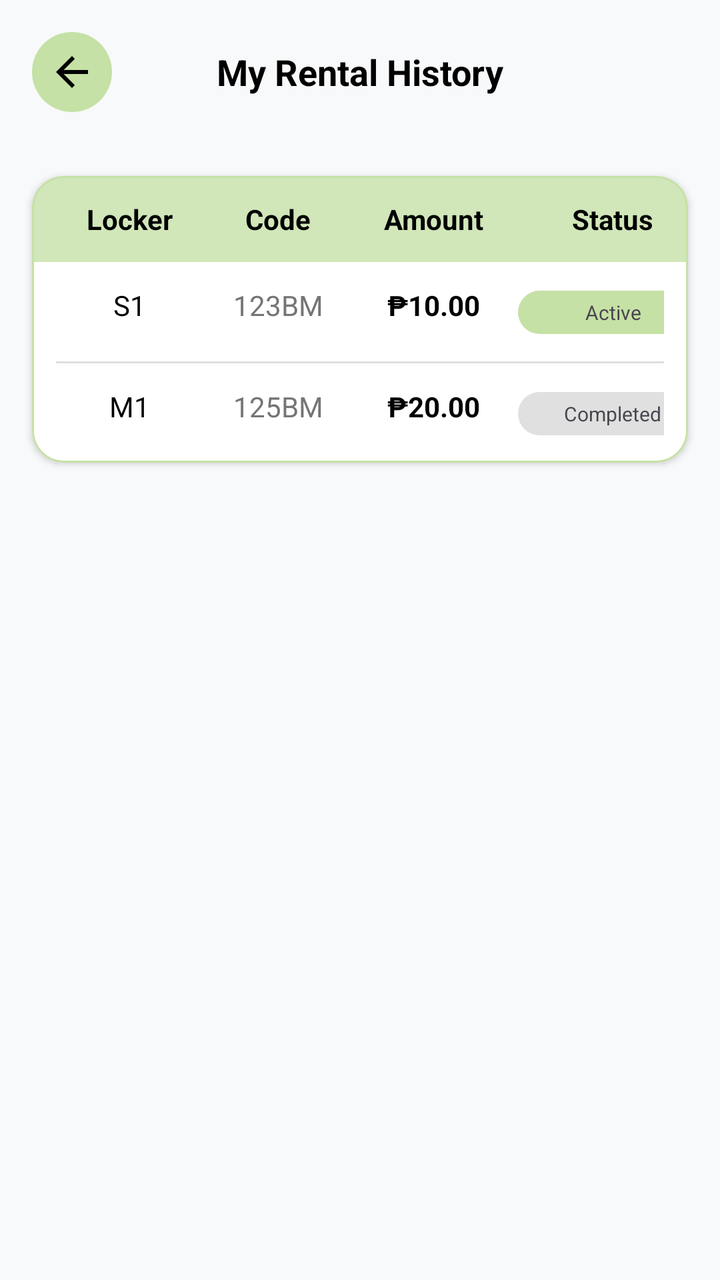
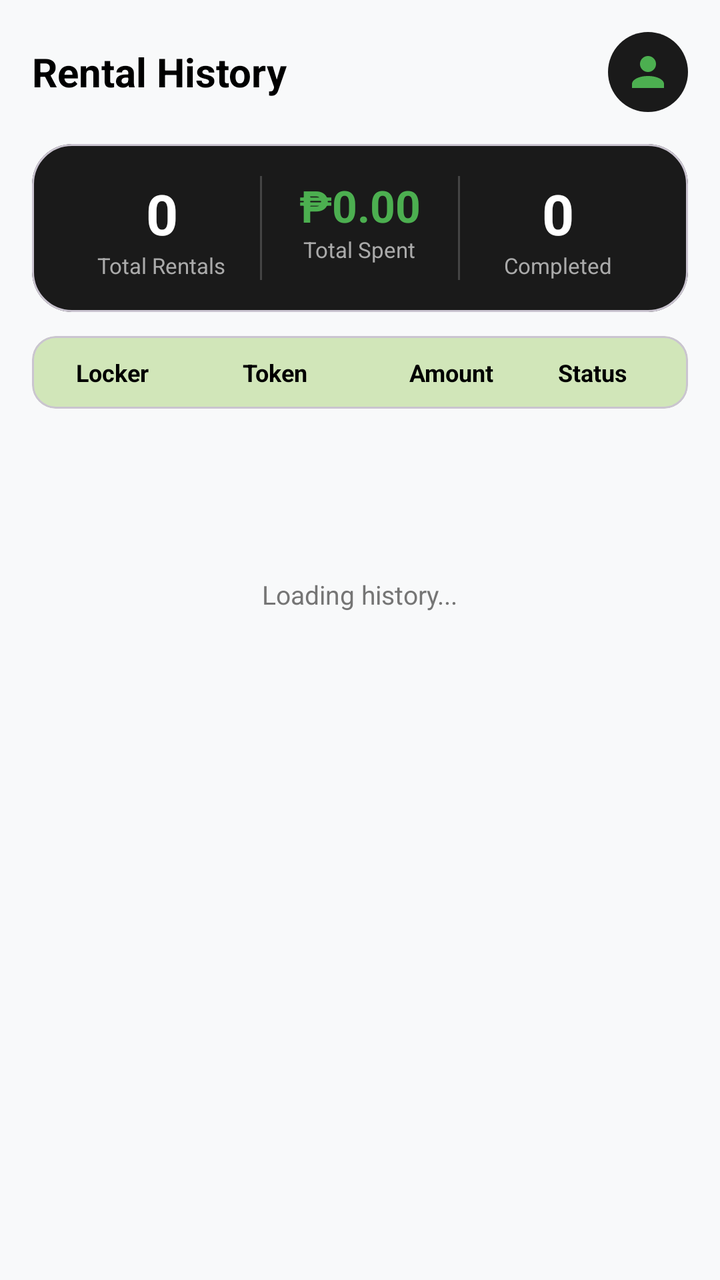

The first picture is an Android layout as it rendered before a commit; the second is the same layout after the commit. The layout source and the unified diff follow.
<!-- AndroidManifest.xml: application theme Theme.CostumerCoinCubby -->
<!-- res/layout/fragment_history.xml -->
<?xml version="1.0" encoding="utf-8"?>
<LinearLayout xmlns:android="http://schemas.android.com/apk/res/android"
    xmlns:app="http://schemas.android.com/apk/res-auto"
    android:layout_width="match_parent"
    android:layout_height="match_parent"
    android:background="#F8F9FA"
    android:orientation="vertical">

    <RelativeLayout
        android:layout_width="match_parent"
        android:layout_height="wrap_content"
        android:padding="16dp">

        <ImageView
            android:id="@+id/btn_back"
            android:layout_width="40dp"
            android:layout_height="40dp"
            android:background="@drawable/nav_item_selected_bg"
            android:padding="8dp"
            android:src="@drawable/ic_arrow_back" />

        <TextView
            android:layout_width="wrap_content"
            android:layout_height="wrap_content"
            android:layout_centerInParent="true"
            android:text="My Rental History"
            android:textColor="@color/black"
            android:textSize="18sp"
            android:textStyle="bold" />
    </RelativeLayout>

    <com.google.android.material.card.MaterialCardView
        android:layout_width="match_parent"
        android:layout_height="wrap_content"
        android:layout_margin="16dp"
        app:cardBackgroundColor="@color/white"
        app:cardCornerRadius="16dp"
        app:cardElevation="2dp"
        app:strokeColor="#C5E1A5"
        app:strokeWidth="1dp">

        <TableLayout
            android:layout_width="match_parent"
            android:layout_height="wrap_content"
            android:stretchColumns="*">

            <TableRow
                android:background="#D1E6B9"
                android:padding="12dp">
                <TextView android:text="Locker" android:textStyle="bold" android:textColor="@color/black" android:gravity="center"/>
                <TextView android:text="Code" android:textStyle="bold" android:textColor="@color/black" android:gravity="center"/>
                <TextView android:text="Amount" android:textStyle="bold" android:textColor="@color/black" android:gravity="center"/>
                <TextView android:text="Status" android:textStyle="bold" android:textColor="@color/black" android:gravity="center"/>
            </TableRow>

            <TableRow android:padding="12dp">
                <TextView android:text="S1" android:textColor="@color/black" android:gravity="center"/>
                <TextView android:text="123BM" android:textColor="@color/gray_text" android:gravity="center"/>
                <TextView android:text="₱10.00" android:textStyle="bold" android:textColor="@color/black" android:gravity="center"/>
                <TextView android:text="Active" android:background="@drawable/status_active_bg" android:paddingHorizontal="8dp" android:paddingVertical="4dp" android:textSize="10sp" android:gravity="center" android:layout_margin="2dp"/>
            </TableRow>

            <View android:layout_height="1dp" android:background="#E0E0E0" android:layout_marginHorizontal="12dp"/>

            <TableRow android:padding="12dp">
                <TextView android:text="M1" android:textColor="@color/black" android:gravity="center"/>
                <TextView android:text="125BM" android:textColor="@color/gray_text" android:gravity="center"/>
                <TextView android:text="₱20.00" android:textStyle="bold" android:textColor="@color/black" android:gravity="center"/>
                <TextView android:text="Completed" android:background="@drawable/status_completed_bg" android:paddingHorizontal="8dp" android:paddingVertical="4dp" android:textSize="10sp" android:gravity="center" android:layout_margin="2dp"/>
            </TableRow>

        </TableLayout>
    </com.google.android.material.card.MaterialCardView>

</LinearLayout>
<!-- resources referenced by this layout -->
<resources>
  <color name="black">#FF000000</color>
  <color name="gray_text">#757575</color>
  <color name="white">#FFFFFFFF</color>
  <!-- drawable ic_arrow_back (drawable) -->
  <vector xmlns:android="http://schemas.android.com/apk/res/android"
      android:width="24dp"
      android:height="24dp"
      android:viewportWidth="24"
      android:viewportHeight="24">
      <path
          android:fillColor="#000000"
          android:pathData="M20,11H7.83L13.42,5.41L12,4L4,12L12,20L13.41,18.59L7.83,13H20V11Z" />
  </vector>
  <!-- drawable nav_item_selected_bg (drawable) -->
  <?xml version="1.0" encoding="utf-8"?>
  <shape xmlns:android="http://schemas.android.com/apk/res/android">
      <solid android:color="#C5E1A5" />
      <corners android:radius="25dp" />
  </shape>
  <!-- drawable status_active_bg (drawable) -->
  <?xml version="1.0" encoding="utf-8"?>
  <shape xmlns:android="http://schemas.android.com/apk/res/android">
      <solid android:color="#C5E1A5" />
      <corners android:radius="12dp" />
  </shape>
  <!-- drawable status_completed_bg (drawable) -->
  <?xml version="1.0" encoding="utf-8"?>
  <shape xmlns:android="http://schemas.android.com/apk/res/android">
      <solid android:color="#E0E0E0" />
      <corners android:radius="12dp" />
  </shape>
  <style name="Theme.CostumerCoinCubby" parent="Base.Theme.CostumerCoinCubby" />
  <style name="Base.Theme.CostumerCoinCubby" parent="Theme.Material3.DayNight.NoActionBar">
          
          <item name="colorPrimary">@color/primary_green</item>
      </style>
  <color name="primary_green">#4CAF50</color>
</resources>

<!-- the commit's change to res/layout/fragment_history.xml (unified diff, before → after) -->
@@ -6,70 +6,262 @@
     android:background="#F8F9FA"
     android:orientation="vertical">
 
+    
     <RelativeLayout
         android:layout_width="match_parent"
         android:layout_height="wrap_content"
         android:padding="16dp">
 
+        <TextView
+            android:layout_width="wrap_content"
+            android:layout_height="wrap_content"
+            android:layout_centerVertical="true"
+            android:text="Rental History"
+            android:textColor="@color/black"
+            android:textSize="20sp"
+            android:textStyle="bold" />
+
         <ImageView
-            android:id="@+id/btn_back"
             android:layout_width="40dp"
             android:layout_height="40dp"
-            android:background="@drawable/nav_item_selected_bg"
+            android:layout_alignParentEnd="true"
+            android:background="@drawable/circle_bg_dark"
             android:padding="8dp"
-            android:src="@drawable/ic_arrow_back" />
-
-        <TextView
-            android:layout_width="wrap_content"
-            android:layout_height="wrap_content"
-            android:layout_centerInParent="true"
-            android:text="My Rental History"
-            android:textColor="@color/black"
-            android:textSize="18sp"
+            android:src="@drawable/ic_profile"
+            app:tint="@color/primary_green" />
+    </RelativeLayout>
+
+    
+    <com.google.android.material.card.MaterialCardView
+        android:layout_width="match_parent"
+        android:layout_height="wrap_content"
+        android:layout_marginHorizontal="16dp"
+        android:layout_marginBottom="12dp"
+        app:cardBackgroundColor="@color/dark_bg"
+        app:cardCornerRadius="20dp"
+        app:cardElevation="0dp">
+
+        <LinearLayout
+            android:layout_width="match_parent"
+            android:layout_height="wrap_content"
+            android:orientation="horizontal"
+            android:padding="16dp">
+
+            
+            <LinearLayout
+                android:layout_width="0dp"
+                android:layout_height="wrap_content"
+                android:layout_weight="1"
+                android:gravity="center"
+                android:orientation="vertical">
+
+                <TextView
+                    android:id="@+id/tv_total_rentals"
+                    android:layout_width="wrap_content"
+                    android:layout_height="wrap_content"
+                    android:text="0"
+                    android:textColor="@color/white"
+                    android:textSize="28sp"
+                    android:textStyle="bold" />
+
+                <TextView
+                    android:layout_width="wrap_content"
+                    android:layout_height="wrap_content"
+                    android:text="Total Rentals"
+                    android:textColor="#AAAAAA"
+                    android:textSize="11sp" />
+            </LinearLayout>
+
+            
+            <View
+                android:layout_width="1dp"
+                android:layout_height="match_parent"
+                android:background="#444444" />
+
+            
+            <LinearLayout
+                android:layout_width="0dp"
+                android:layout_height="wrap_content"
+                android:layout_weight="1"
+                android:gravity="center"
+                android:orientation="vertical">
+
+                <TextView
+                    android:id="@+id/tv_total_spent"
+                    android:layout_width="wrap_content"
+                    android:layout_height="wrap_content"
+                    android:text="₱0.00"
+                    android:textColor="@color/primary_green"
+                    android:textSize="22sp"
+                    android:textStyle="bold" />
+
+                <TextView
+                    android:layout_width="wrap_content"
+                    android:layout_height="wrap_content"
+                    android:text="Total Spent"
+                    android:textColor="#AAAAAA"
+                    android:textSize="11sp" />
+            </LinearLayout>
+
+            
+            <View
+                android:layout_width="1dp"
+                android:layout_height="match_parent"
+                android:background="#444444" />
+
+            
+            <LinearLayout
+                android:layout_width="0dp"
+                android:layout_height="wrap_content"
+                android:layout_weight="1"
+                android:gravity="center"
+                android:orientation="vertical">
+
+                <TextView
+                    android:id="@+id/tv_completed_count"
+                    android:layout_width="wrap_content"
+                    android:layout_height="wrap_content"
+                    android:text="0"
+                    android:textColor="@color/white"
+                    android:textSize="28sp"
+                    android:textStyle="bold" />
+
+                <TextView
+                    android:layout_width="wrap_content"
+                    android:layout_height="wrap_content"
+                    android:text="Completed"
+                    android:textColor="#AAAAAA"
+                    android:textSize="11sp" />
+            </LinearLayout>
+        </LinearLayout>
+    </com.google.android.material.card.MaterialCardView>
+
+    
+    <com.google.android.material.card.MaterialCardView
+        android:layout_width="match_parent"
+        android:layout_height="wrap_content"
+        android:layout_marginHorizontal="16dp"
+        android:layout_marginBottom="4dp"
+        app:cardBackgroundColor="#D1E6B9"
+        app:cardCornerRadius="12dp"
+        app:cardElevation="0dp">
+
+        <LinearLayout
+            android:layout_width="match_parent"
+            android:layout_height="wrap_content"
+            android:orientation="horizontal"
+            android:paddingHorizontal="12dp"
+            android:paddingVertical="10dp">
+
+            <TextView
+                android:layout_width="0dp"
+                android:layout_height="wrap_content"
+                android:layout_weight="0.8"
+                android:gravity="center"
+                android:text="Locker"
+                android:textColor="@color/black"
+                android:textSize="12sp"
+                android:textStyle="bold" />
+
+            <TextView
+                android:layout_width="0dp"
+                android:layout_height="wrap_content"
+                android:layout_weight="1.5"
+                android:gravity="center"
+                android:text="Token"
+                android:textColor="@color/black"
+                android:textSize="12sp"
+                android:textStyle="bold" />
+
+            <TextView
+                android:layout_width="0dp"
+                android:layout_height="wrap_content"
+                android:layout_weight="1"
+                android:gravity="center"
+                android:text="Amount"
+                android:textColor="@color/black"
+                android:textSize="12sp"
+                android:textStyle="bold" />
+
+            <TextView
+                android:layout_width="0dp"
+                android:layout_height="wrap_content"
+                android:layout_weight="1"
+                android:gravity="center"
+                android:text="Status"
+                android:textColor="@color/black"
+                android:textSize="12sp"
+                android:textStyle="bold" />
+        </LinearLayout>
+    </com.google.android.material.card.MaterialCardView>
+
+    
+    <LinearLayout
+        android:id="@+id/layout_loading"
+        android:layout_width="match_parent"
+        android:layout_height="wrap_content"
+        android:gravity="center"
+        android:orientation="vertical"
+        android:padding="32dp"
+        android:visibility="visible">
+
+        <ProgressBar
+            android:layout_width="40dp"
+            android:layout_height="40dp" />
+
+        <TextView
+            android:layout_width="wrap_content"
+            android:layout_height="wrap_content"
+            android:layout_marginTop="8dp"
+            android:text="Loading history..."
+            android:textColor="@color/gray_text"
+            android:textSize="13sp" />
+    </LinearLayout>
+
+    
+    <LinearLayout
+        android:id="@+id/layout_empty"
+        android:layout_width="match_parent"
+        android:layout_height="wrap_content"
+        android:gravity="center"
+        android:orientation="vertical"
+        android:padding="48dp"
+        android:visibility="gone">
+
+        <ImageView
+            android:layout_width="64dp"
+            android:layout_height="64dp"
+            android:alpha="0.3"
+            android:src="@drawable/ic_history" />
+
+        <TextView
+            android:layout_width="wrap_content"
+            android:layout_height="wrap_content"
+            android:layout_marginTop="12dp"
+            android:text="No rental history yet"
+            android:textColor="@color/gray_text"
+            android:textSize="15sp"
             android:textStyle="bold" />
-    </RelativeLayout>
-
-    <com.google.android.material.card.MaterialCardView
-        android:layout_width="match_parent"
-        android:layout_height="wrap_content"
-        android:layout_margin="16dp"
-        app:cardBackgroundColor="@color/white"
-        app:cardCornerRadius="16dp"
-        app:cardElevation="2dp"
-        app:strokeColor="#C5E1A5"
-        app:strokeWidth="1dp">
-
-        <TableLayout
-            android:layout_width="match_parent"
-            android:layout_height="wrap_content"
-            android:stretchColumns="*">
-
-            <TableRow
-                android:background="#D1E6B9"
-                android:padding="12dp">
-                <TextView android:text="Locker" android:textStyle="bold" android:textColor="@color/black" android:gravity="center"/>
-                <TextView android:text="Code" android:textStyle="bold" android:textColor="@color/black" android:gravity="center"/>
-                <TextView android:text="Amount" android:textStyle="bold" android:textColor="@color/black" android:gravity="center"/>
-                <TextView android:text="Status" android:textStyle="bold" android:textColor="@color/black" android:gravity="center"/>
-            </TableRow>
-
-            <TableRow android:padding="12dp">
-                <TextView android:text="S1" android:textColor="@color/black" android:gravity="center"/>
-                <TextView android:text="123BM" android:textColor="@color/gray_text" android:gravity="center"/>
-                <TextView android:text="₱10.00" android:textStyle="bold" android:textColor="@color/black" android:gravity="center"/>
-                <TextView android:text="Active" android:background="@drawable/status_active_bg" android:paddingHorizontal="8dp" android:paddingVertical="4dp" android:textSize="10sp" android:gravity="center" android:layout_margin="2dp"/>
-            </TableRow>
-
-            <View android:layout_height="1dp" android:background="#E0E0E0" android:layout_marginHorizontal="12dp"/>
-
-            <TableRow android:padding="12dp">
-                <TextView android:text="M1" android:textColor="@color/black" android:gravity="center"/>
-                <TextView android:text="125BM" android:textColor="@color/gray_text" android:gravity="center"/>
-                <TextView android:text="₱20.00" android:textStyle="bold" android:textColor="@color/black" android:gravity="center"/>
-                <TextView android:text="Completed" android:background="@drawable/status_completed_bg" android:paddingHorizontal="8dp" android:paddingVertical="4dp" android:textSize="10sp" android:gravity="center" android:layout_margin="2dp"/>
-            </TableRow>
-
-        </TableLayout>
-    </com.google.android.material.card.MaterialCardView>
+
+        <TextView
+            android:layout_width="wrap_content"
+            android:layout_height="wrap_content"
+            android:layout_marginTop="4dp"
+            android:gravity="center"
+            android:text="Your completed rentals will appear here"
+            android:textColor="@color/gray_text"
+            android:textSize="12sp" />
+    </LinearLayout>
+
+    
+    <androidx.recyclerview.widget.RecyclerView
+        android:id="@+id/rv_history"
+        android:layout_width="match_parent"
+        android:layout_height="0dp"
+        android:layout_weight="1"
+        android:clipToPadding="false"
+        android:nestedScrollingEnabled="true"
+        android:paddingBottom="100dp"
+        android:paddingHorizontal="16dp" />
 
 </LinearLayout>
<!-- resource entries referenced after the edit -->
@@ -1,9 +1,16 @@
 <!-- resources referenced by this layout -->
 <resources>
   <color name="black">#FF000000</color>
+  <color name="dark_bg">#1A1A1A</color>
   <color name="gray_text">#757575</color>
   <color name="white">#FFFFFFFF</color>
-  <!-- drawable ic_arrow_back (drawable) -->
+  <!-- drawable circle_bg_dark (drawable) -->
+  <?xml version="1.0" encoding="utf-8"?>
+  <shape xmlns:android="http://schemas.android.com/apk/res/android"
+      android:shape="oval">
+      <solid android:color="@color/dark_bg" />
+  </shape>
+  <!-- drawable ic_history (drawable) -->
   <vector xmlns:android="http://schemas.android.com/apk/res/android"
       android:width="24dp"
       android:height="24dp"
@@ -11,26 +18,18 @@
       android:viewportHeight="24">
       <path
           android:fillColor="#000000"
-          android:pathData="M20,11H7.83L13.42,5.41L12,4L4,12L12,20L13.41,18.59L7.83,13H20V11Z" />
+          android:pathData="M13,3A9,9 0 0,0 4,12H1L4.89,15.89L4.96,16.03L9,12H6A7,7 0 0,1 13,5A7,7 0 0,1 20,12A7,7 0 0,1 13,19C11.07,19 9.32,18.21 8.06,16.94L6.64,18.36C8.27,20 10.5,21 13,21A9,9 0 0,0 22,12A9,9 0 0,0 13,3M12,8V13L16.28,15.54L17,14.33L13.5,12.25V8H12Z" />
   </vector>
-  <!-- drawable nav_item_selected_bg (drawable) -->
-  <?xml version="1.0" encoding="utf-8"?>
-  <shape xmlns:android="http://schemas.android.com/apk/res/android">
-      <solid android:color="#C5E1A5" />
-      <corners android:radius="25dp" />
-  </shape>
-  <!-- drawable status_active_bg (drawable) -->
-  <?xml version="1.0" encoding="utf-8"?>
-  <shape xmlns:android="http://schemas.android.com/apk/res/android">
-      <solid android:color="#C5E1A5" />
-      <corners android:radius="12dp" />
-  </shape>
-  <!-- drawable status_completed_bg (drawable) -->
-  <?xml version="1.0" encoding="utf-8"?>
-  <shape xmlns:android="http://schemas.android.com/apk/res/android">
-      <solid android:color="#E0E0E0" />
-      <corners android:radius="12dp" />
-  </shape>
+  <!-- drawable ic_profile (drawable) -->
+  <vector xmlns:android="http://schemas.android.com/apk/res/android"
+      android:width="24dp"
+      android:height="24dp"
+      android:viewportWidth="24"
+      android:viewportHeight="24">
+      <path
+          android:fillColor="#000000"
+          android:pathData="M12,4A4,4 0 0,1 16,8A4,4 0 0,1 12,12A4,4 0 0,1 8,8A4,4 0 0,1 12,4M12,14C16.42,14 20,15.79 20,18V20H4V18C4,15.79 7.58,14 12,14Z" />
+  </vector>
   <style name="Theme.CostumerCoinCubby" parent="Base.Theme.CostumerCoinCubby" />
   <style name="Base.Theme.CostumerCoinCubby" parent="Theme.Material3.DayNight.NoActionBar">
           
